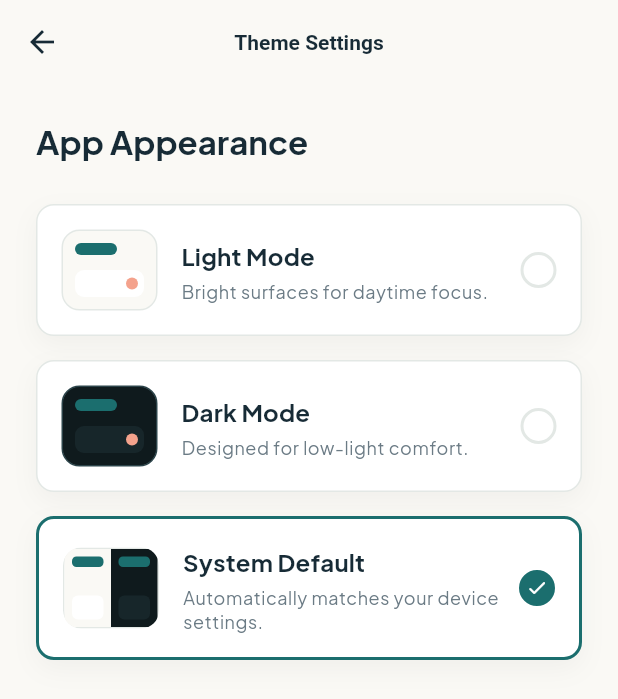
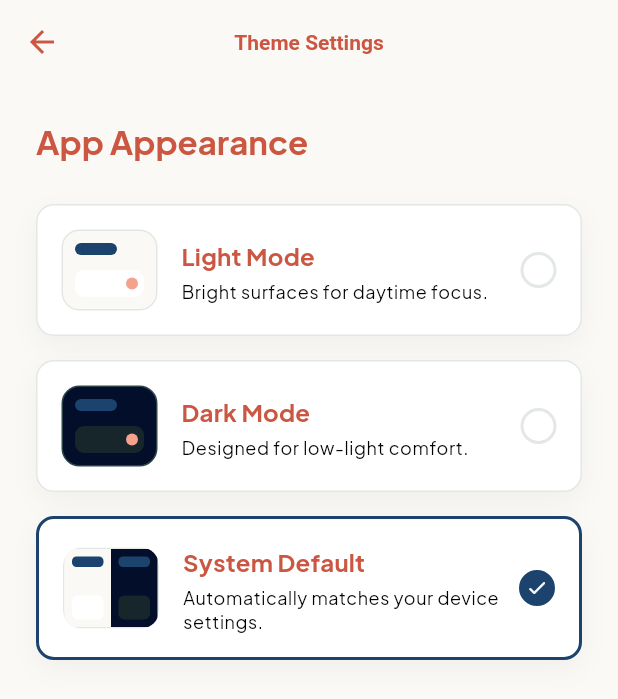
Before and after one commit to vincejaram/mobprog-cloudcomp-project, a Flutter app: the ThemeSettingsScreen screen opened by its route, on a phone screen of 412 x 824 dp. Shown: the top 699 px of the screen. Run offline on Flutter 3.47's test engine with Material 3 defaults, Android fonts, the phone set to English and light mode, and no system bars; our stand-ins replace google_fonts, shared_preferences; accounts and stored records are empty.

Commit message:
change color

```diff
--- a/buddy_system/lib/config/app_config.dart
+++ b/buddy_system/lib/config/app_config.dart
@@ -6,9 +6,9 @@ class AppColors {
   AppColors._();
 
   // Palette natin itech
-  static const Color primary = Color(0xFF1B6E6E);
-  static const Color primaryDark = Color(0xFF2A9D8F);
-  static const Color secondary = Color(0xFF68C3A3);
+  static const Color primary = Color.fromARGB(255, 27, 67, 110);
+  static const Color primaryDark = Color.fromARGB(255, 42, 107, 157);
+  static const Color secondary = Color.fromARGB(255, 104, 165, 195);
   static const Color accent = Color(0xFFF4A28C);
   static const Color success = Color(0xFF4CB97A);
   static const Color warning = Color(0xFFF6C667);
@@ -21,20 +21,20 @@ class AppColors {
   static const Color pastelYellow = Color(0xFFFFF6DC);
 
   // Dark Mode
-  static const Color darkBg = Color(0xFF0F1A1D);
+  static const Color darkBg = Color.fromARGB(255, 3, 14, 42);
   static const Color darkSurface = Color(0xFF17262A);
   static const Color darkSurfaceVariant = Color(0xFF203439);
   static const Color darkBorder = Color(0xFF2B4349);
-  static const Color darkTextPrim = Color(0xFFF2F7F6);
-  static const Color darkTextSec = Color(0xFF9EB3B8);
+  static const Color darkTextPrim = Color.fromARGB(255, 203, 87, 66);
+  static const Color darkTextSec = Color(0xFFFFF6DC);
 
   // Light Mode
   static const Color lightBg = Color(0xFFFAF9F5);
   static const Color lightSurface = Color(0xFFFFFFFF);
   static const Color lightSurfaceVariant = Color(0xFFF1F4F2);
   static const Color lightBorder = Color(0xFFE3E8E5);
-  static const Color lightTextPrim = Color(0xFF172B36);
-  static const Color lightTextSec = Color(0xFF6B7B85);
+  static const Color lightTextPrim = Color.fromARGB(255, 203, 87, 66);
+  static const Color lightTextSec = Color.fromARGB(255, 0, 0, 0);
 }
 
 class AppSpacing {
@@ -63,9 +63,6 @@ class AppTheme {
   AppTheme._();
 
   static ThemeData get light {
-    // final baseTextTheme = GoogleFonts.plusJakartaSansTextTheme(
-    //   ThemeData.light().textTheme,
-    // );
     final baseTextTheme = ThemeData.light().textTheme;
     final fontFamily = GoogleFonts.plusJakartaSans().fontFamily;
 
```
Also changed, not shown: buddy_system/lib/core/widgets/app_inputs.dart (+0 -44 lines).
